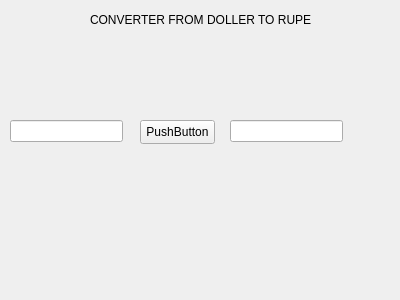
Qt form test.ui (Sushil08102002/converter) before a commit.
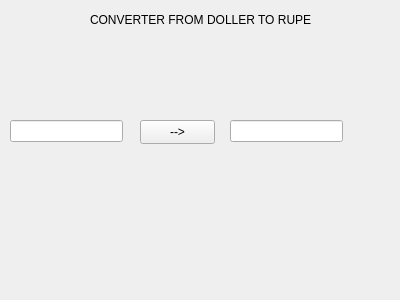
The same form after that commit.

```diff
--- a/test.ui
+++ b/test.ui
@@ -23,7 +23,7 @@
     </rect>
    </property>
    <property name="text">
-    <string>PushButton</string>
+    <string>--&gt;</string>
    </property>
   </widget>
   <widget class="QLineEdit" name="lineEdit">
```
